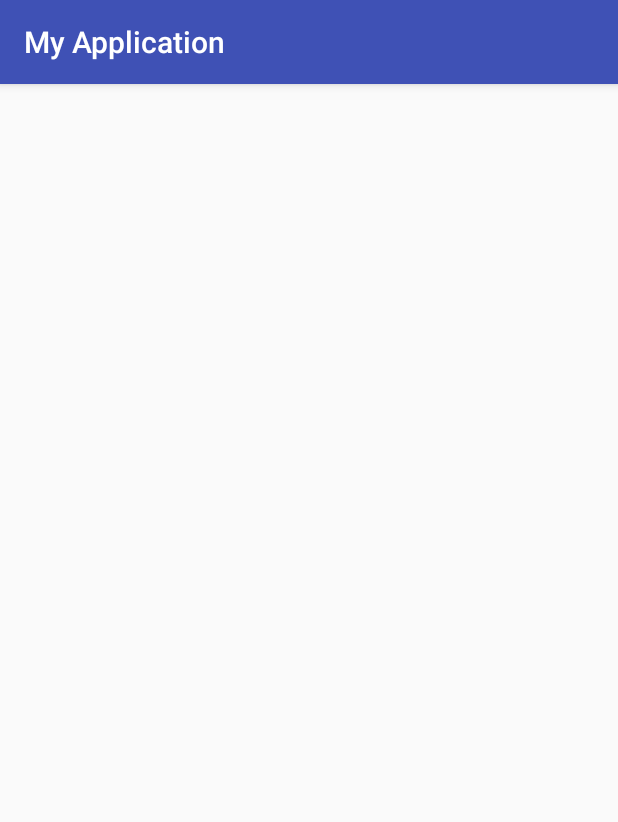
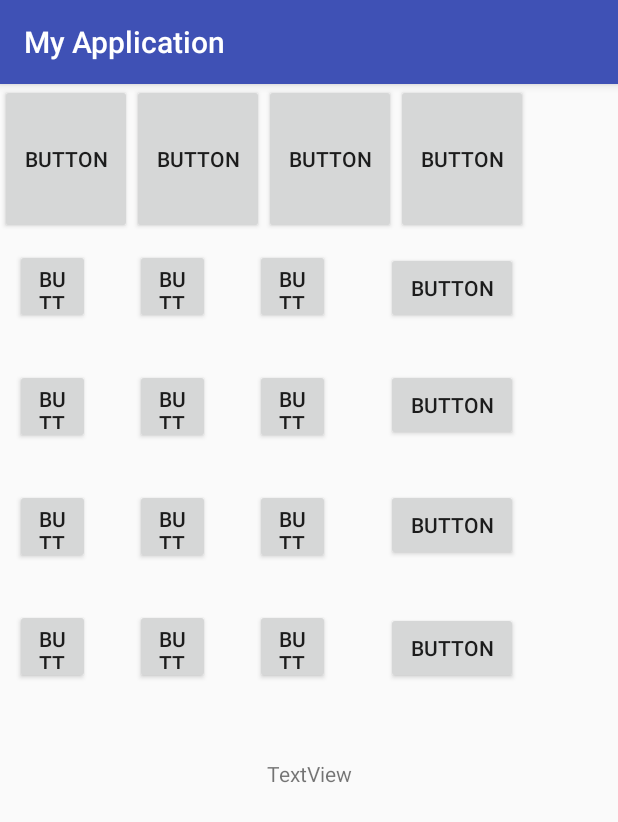
Before and after one commit to rsubczynski/PAM_Kalkulator, an Android app: the CalculatorActivity screen opened directly, with no data from a screen before it, on a phone screen of 412 x 824 dp. Shown: the top 822 px of the screen. Run offline under Robolectric (Android 15) with nearby library versions, the phone set to English and light mode, and no system bars.

Commit message:
Stworzenie widokow

```diff
--- a/app/src/main/java/com/radoslaw/subczynski/user/myapplication/MainActivity.java
+++ b/app/src/main/java/com/radoslaw/subczynski/user/myapplication/MainActivity.java
@@ -26,7 +26,7 @@ public class MainActivity extends AppCompatActivity {
     }
 
     private void OnAdvanceCalcPressed() {
-        startActivity(new Intent(getBaseContext(), AdvanceCalculatorActivity.class));
+//        startActivity(new Intent(getBaseContext(), AdvanceCalculatorActivity.class));
     }
 
     private void OnSimpleCalcPressed() {
--- a/app/src/main/res/layout/activity_calculator.xml
+++ b/app/src/main/res/layout/activity_calculator.xml
@@ -1,9 +1,28 @@
 <?xml version="1.0" encoding="utf-8"?>
-<android.support.constraint.ConstraintLayout xmlns:android="http://schemas.android.com/apk/res/android"
-    xmlns:app="http://schemas.android.com/apk/res-auto"
+<LinearLayout xmlns:android="http://schemas.android.com/apk/res/android"
     xmlns:tools="http://schemas.android.com/tools"
     android:layout_width="match_parent"
     android:layout_height="match_parent"
+    android:orientation="vertical"
     tools:context="com.radoslaw.subczynski.user.myapplication.CalculatorActivity">
 
-</android.support.constraint.ConstraintLayout>
+    <ScrollView
+        android:layout_width="match_parent"
+        android:layout_height="match_parent">
+
+        <LinearLayout
+            android:layout_width="match_parent"
+            android:layout_height="wrap_content"
+            android:orientation="vertical">
+
+            <include layout="@layout/advenced_calculator_layout">
+
+            </include>
+
+            <include layout="@layout/simple_calculator_layout">
+
+            </include>
+        </LinearLayout>
+    </ScrollView>
+
+</LinearLayout>
--- /dev/null
+++ b/app/src/main/res/layout/advenced_calculator_layout.xml
@@ -0,0 +1,29 @@
+<?xml version="1.0" encoding="utf-8"?>
+<LinearLayout xmlns:android="http://schemas.android.com/apk/res/android"
+    android:layout_width="match_parent"
+    android:layout_height="wrap_content">
+
+    <Button
+        android:id="@+id/button"
+        android:layout_width="wrap_content"
+        android:layout_height="100dp"
+        android:text="Button" />
+
+    <Button
+        android:id="@+id/button2"
+        android:layout_width="wrap_content"
+        android:layout_height="100dp"
+        android:text="Button" />
+
+    <Button
+        android:id="@+id/button3"
+        android:layout_width="wrap_content"
+        android:layout_height="100dp"
+        android:text="Button" />
+
+    <Button
+        android:id="@+id/button4"
+        android:layout_width="wrap_content"
+        android:layout_height="100dp"
+        android:text="Button" />
+</LinearLayout>
--- /dev/null
+++ b/app/src/main/res/layout/simple_calculator_layout.xml
@@ -0,0 +1,153 @@
+<?xml version="1.0" encoding="utf-8"?>
+<RelativeLayout xmlns:android="http://schemas.android.com/apk/res/android"
+    android:layout_width="match_parent"
+    android:layout_height="match_parent"
+    android:padding="10dp">
+
+    <Button
+        android:id="@+id/button16"
+        android:layout_width="50dp"
+        android:layout_height="50dp"
+        android:layout_alignParentStart="true"
+        android:layout_alignParentTop="true"
+        android:text="Button" />
+
+    <Button
+        android:id="@+id/button17"
+        android:layout_width="50dp"
+        android:layout_height="50dp"
+        android:layout_alignBaseline="@+id/button16"
+        android:layout_alignBottom="@+id/button16"
+        android:layout_marginStart="30dp"
+        android:layout_toEndOf="@+id/button16"
+        android:text="Button" />
+
+    <Button
+        android:id="@+id/button18"
+        android:layout_width="50dp"
+        android:layout_height="50dp"
+        android:layout_alignBaseline="@+id/button17"
+        android:layout_alignBottom="@+id/button17"
+        android:layout_marginStart="30dp"
+        android:layout_toEndOf="@+id/button17"
+        android:text="Button" />
+
+    <Button
+        android:id="@+id/button19"
+        android:layout_width="50dp"
+        android:layout_height="50dp"
+        android:layout_alignEnd="@+id/button16"
+        android:layout_below="@+id/button16"
+        android:layout_marginTop="30dp"
+        android:text="Button" />
+
+    <Button
+        android:id="@+id/button20"
+        android:layout_width="50dp"
+        android:layout_height="50dp"
+        android:layout_alignEnd="@+id/button17"
+        android:layout_alignTop="@+id/button19"
+        android:text="Button" />
+
+    <Button
+        android:id="@+id/button21"
+        android:layout_width="50dp"
+        android:layout_height="50dp"
+        android:layout_alignBottom="@+id/button20"
+        android:layout_alignStart="@+id/button18"
+        android:text="Button" />
+
+    <Button
+        android:id="@+id/button22"
+        android:layout_width="50dp"
+        android:layout_height="50dp"
+        android:layout_alignParentStart="true"
+        android:layout_below="@+id/button19"
+        android:layout_marginTop="30dp"
+        android:text="Button" />
+
+    <Button
+        android:id="@+id/button23"
+        android:layout_width="50dp"
+        android:layout_height="50dp"
+        android:layout_alignStart="@+id/button20"
+        android:layout_alignTop="@+id/button22"
+        android:text="Button" />
+
+    <Button
+        android:id="@+id/button24"
+        android:layout_width="50dp"
+        android:layout_height="50dp"
+        android:layout_alignBaseline="@+id/button23"
+        android:layout_alignBottom="@+id/button23"
+        android:layout_alignStart="@+id/button21"
+        android:text="Button" />
+
+    <Button
+        android:id="@+id/button25"
+        android:layout_width="50dp"
+        android:layout_height="50dp"
+        android:layout_alignParentStart="true"
+        android:layout_below="@+id/button22"
+        android:layout_marginTop="30dp"
+        android:text="Button" />
+
+    <Button
+        android:id="@+id/button26"
+        android:layout_width="50dp"
+        android:layout_height="50dp"
+        android:layout_alignEnd="@+id/button23"
+        android:layout_alignTop="@+id/button25"
+        android:text="Button" />
+
+    <Button
+        android:id="@+id/button27"
+        android:layout_width="50dp"
+        android:layout_height="50dp"
+        android:layout_alignStart="@+id/button24"
+        android:layout_alignTop="@+id/button26"
+        android:text="Button" />
+
+    <TextView
+        android:id="@+id/textView"
+        android:layout_width="match_parent"
+        android:layout_height="wrap_content"
+        android:layout_alignParentStart="true"
+        android:layout_below="@+id/button25"
+        android:layout_marginTop="50dp"
+        android:gravity="center"
+        android:text="TextView" />
+
+    <Button
+        android:id="@+id/button28"
+        android:layout_width="wrap_content"
+        android:layout_height="wrap_content"
+        android:layout_alignBottom="@+id/button18"
+        android:layout_marginStart="37dp"
+        android:layout_toEndOf="@+id/button18"
+        android:text="Button" />
+
+    <Button
+        android:id="@+id/button29"
+        android:layout_width="wrap_content"
+        android:layout_height="wrap_content"
+        android:layout_alignEnd="@+id/button28"
+        android:layout_alignTop="@+id/button21"
+        android:text="Button" />
+
+    <Button
+        android:id="@+id/button30"
+        android:layout_width="wrap_content"
+        android:layout_height="wrap_content"
+        android:layout_alignEnd="@+id/button29"
+        android:layout_alignTop="@+id/button24"
+        android:text="Button" />
+
+    <Button
+        android:id="@+id/button31"
+        android:layout_width="wrap_content"
+        android:layout_height="wrap_content"
+        android:layout_alignBottom="@+id/button27"
+        android:layout_alignStart="@+id/button30"
+        android:text="Button" />
+</RelativeLayout>
```
